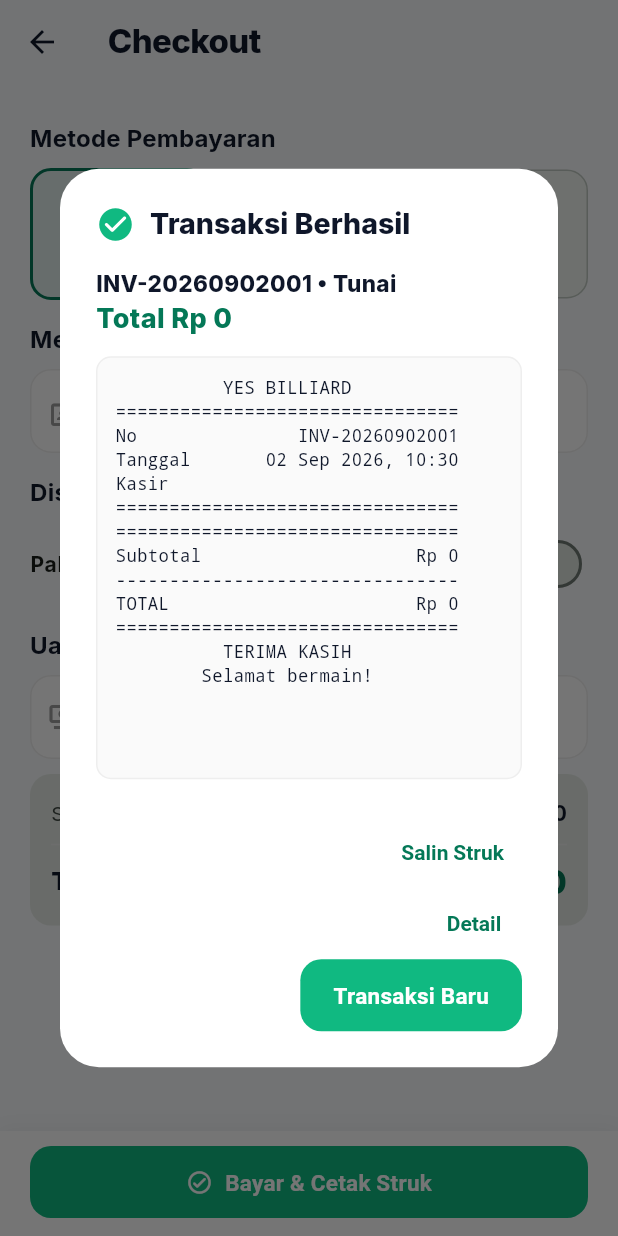
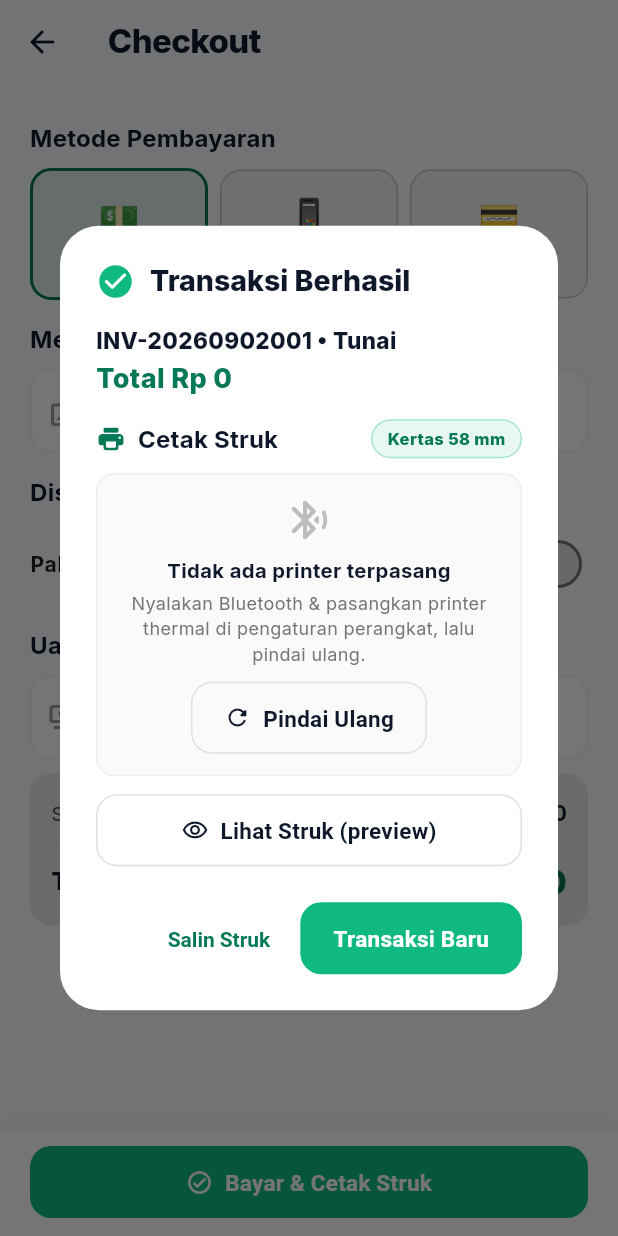
Before and after one commit to adiyoga27/billiard-pos, a Flutter app: the CheckoutScreen screen opened directly with empty values, after a tap on "Bayar & Cetak Struk", on a phone screen of 412 x 824 dp. Run offline on Flutter 3.47's test engine with Material 3 defaults, Android fonts, the phone set to English and light mode, and no system bars; our stand-ins replace audioplayers, cloud_firestore, firebase_auth, firebase_core, firebase_messaging, fl_chart and 4 more; missing offline and left inert: esc_pos_utils, print_bluetooth_thermal; accounts and stored records are empty.

Commit message:
feat: add PrintReceiptDialog for Bluetooth thermal printing with fallback options
- Implemented PrintReceiptDialog to handle transaction receipts with Bluetooth thermal printing support.
- Added ThermalPrintService to manage Bluetooth printer connections and printing tasks.
- Created tests for PrintReceiptDialog to ensure proper UI behavior in various scenarios.
- Developed ReceiptBuilder for generating receipt text and ESC/POS byte data.
- Included AppSettings model for customizable receipt settings such as paper size and headers/footers.

```diff
--- a/lib/features/pos/presentation/checkout_screen.dart
+++ b/lib/features/pos/presentation/checkout_screen.dart
@@ -1,5 +1,6 @@
 import 'package:flutter/material.dart';
 import 'package:flutter_riverpod/flutter_riverpod.dart';
+import 'package:go_router/go_router.dart';
 
 import '../../../core/domain/billing_calculator.dart';
 import '../../../core/theme/app_theme.dart';
@@ -11,7 +12,7 @@ import '../../tables/domain/table_models.dart';
 import '../../tables/providers/tables_providers.dart';
 import '../domain/product_models.dart';
 import '../providers/pos_providers.dart';
-import 'receipt_dialog.dart';
+import 'print_receipt_dialog.dart';
 
 /// Halaman checkout: diskon, metode bayar, uang diterima, konfirmasi transaksi.
 /// [items] = item yang dibayar (dari cart walk-in ATAU pesanan meja).
@@ -483,11 +484,19 @@ class _CheckoutScreenState extends ConsumerState<CheckoutScreen> {
 
       if (!mounted) return;
       setState(() => _saving = false);
-      // Tampilkan struk dulu (dialog hasil, bukan form), lalu tutup halaman.
+      // Tampilkan dialog hasil dengan pilihan cetak Bluetooth thermal
+      // (bukan preview struk langsung), lalu tutup halaman.
       await showDialog<void>(
         context: context,
         barrierDismissible: false,
-        builder: (_) => ReceiptDialog(transaction: tx, settings: settings),
+        builder: (_) => PrintReceiptDialog(
+          transaction: tx,
+          settings: settings,
+          closeLabel: 'Transaksi Baru',
+          onClose: () {
+            if (mounted) context.go('/pos');
+          },
+        ),
       );
       if (mounted) Navigator.of(context).pop();
     } catch (e) {
--- /dev/null
+++ b/lib/features/pos/presentation/print_receipt_dialog.dart
@@ -0,0 +1,356 @@
+import 'package:flutter/material.dart';
+import 'package:flutter/services.dart';
+import 'package:flutter_riverpod/flutter_riverpod.dart';
+
+import '../../../core/theme/app_theme.dart';
+import '../../../core/utils/formatters.dart';
+import '../../settings/domain/settings_models.dart';
+import '../domain/product_models.dart';
+import '../services/thermal_print_service.dart';
+import 'receipt_builder.dart';
+
+/// Dialog hasil transaksi: pilihan utama adalah CETAK via Bluetooth thermal.
+/// Preview struk & salin tetap tersedia sebagai cadangan (mis. di Windows/web).
+class PrintReceiptDialog extends ConsumerStatefulWidget {
+  final Transaction transaction;
+  final AppSettings settings;
+  final String title;
+  final String closeLabel;
+  final VoidCallback? onClose;
+
+  const PrintReceiptDialog({
+    super.key,
+    required this.transaction,
+    required this.settings,
+    this.title = 'Transaksi Berhasil',
+    this.closeLabel = 'Tutup',
+    this.onClose,
+  });
+
+  @override
+  ConsumerState<PrintReceiptDialog> createState() => _PrintReceiptDialogState();
+}
+
+class _PrintReceiptDialogState extends ConsumerState<PrintReceiptDialog> {
+  static const _service = ThermalPrintService();
+
+  bool _loading = true;
+  String? _error;
+  String? _printingMac;
+  List<ThermalPrinterDevice> _devices = const [];
+
+  @override
+  void initState() {
+    super.initState();
+    _loadDevices();
+  }
+
+  Future<void> _loadDevices() async {
+    setState(() {
+      _loading = true;
+      _error = null;
+    });
+    final devices = _service.isSupported ? await _service.pairedDevices() : const <ThermalPrinterDevice>[];
+    if (!mounted) return;
+    setState(() {
+      _devices = devices;
+      _loading = false;
+    });
+  }
+
+  Future<void> _print(ThermalPrinterDevice device) async {
+    setState(() {
+      _printingMac = device.mac;
+      _error = null;
+    });
+    final messenger = ScaffoldMessenger.of(context);
+    final navigator = Navigator.of(context);
+    try {
+      final bytes = await const ReceiptBuilder().buildEscBytes(
+        transaction: widget.transaction,
+        settings: widget.settings,
+      );
+      final ok = await _service.printTo(mac: device.mac, bytes: bytes);
+      if (!mounted) return;
+      if (ok) {
+        messenger.showSnackBar(SnackBar(content: Text('Struk terkirim ke ${device.name}')));
+        navigator.pop();
+        return;
+      }
+      setState(() {
+        _printingMac = null;
+        _error = 'Gagal mencetak ke ${device.name}. Periksa koneksi printer.';
+      });
+    } catch (e) {
+      if (!mounted) return;
+      setState(() {
+        _printingMac = null;
+        _error = 'Gagal mencetak: $e';
+      });
+    }
+  }
+
+  void _showPreview() {
+    final text = const ReceiptBuilder().buildText(
+      transaction: widget.transaction,
+      settings: widget.settings,
+    );
+    showDialog<void>(
+      context: context,
+      builder: (dialogContext) => AlertDialog(
+        title: const Text('Struk'),
+        content: SizedBox(
+          width: 380,
+          child: SingleChildScrollView(
+            child: Container(
+              padding: const EdgeInsets.all(12),
+              decoration: BoxDecoration(
+                color: Colors.grey.shade50,
+                borderRadius: BorderRadius.circular(10),
+                border: Border.all(color: Colors.grey.shade200),
+              ),
+              child: Text(
+                text,
+                style: const TextStyle(fontFamily: 'monospace', fontSize: 11.5, height: 1.35),
+              ),
+            ),
+          ),
+        ),
+        actions: [
+          TextButton(
+            onPressed: () => Navigator.of(dialogContext).pop(),
+            child: const Text('Tutup'),
+          ),
+        ],
+      ),
+    );
+  }
+
+  Future<void> _copy() async {
+    final text = const ReceiptBuilder().buildText(
+      transaction: widget.transaction,
+      settings: widget.settings,
+    );
+    await Clipboard.setData(ClipboardData(text: text));
+    if (mounted) {
+      ScaffoldMessenger.of(context).showSnackBar(
+        const SnackBar(content: Text('Struk disalin ke clipboard')),
+      );
+    }
+  }
+
+  @override
+  Widget build(BuildContext context) {
+    final tx = widget.transaction;
+    final paperMm = widget.settings.kertasMm;
+
+    return AlertDialog(
+      title: Row(
+        children: [
+          Icon(
+            widget.title == 'Transaksi Berhasil'
+                ? Icons.check_circle_rounded
+                : Icons.print_rounded,
+            color: AppTheme.billiardGreen,
+            size: 26,
+          ),
+          const SizedBox(width: 10),
+          Expanded(
+            child: Text(
+              widget.title,
+              overflow: TextOverflow.ellipsis,
+            ),
+          ),
+        ],
+      ),
+      content: SizedBox(
+        width: 400,
+        child: SingleChildScrollView(
+          child: Column(
+            mainAxisSize: MainAxisSize.min,
+            crossAxisAlignment: CrossAxisAlignment.start,
+            children: [
+              Text(
+                '${tx.nomor} • ${tx.metodeBayar.label}',
+                style: const TextStyle(fontWeight: FontWeight.w800, fontSize: 15),
+              ),
+              const SizedBox(height: 2),
+              Text(
+                'Total ${formatRupiah(tx.total)}',
+                style: const TextStyle(
+                  fontWeight: FontWeight.w800,
+                  color: AppTheme.billiardGreenDark,
+                  fontSize: 18,
+                ),
+              ),
+              const SizedBox(height: 14),
+              Row(
+                children: [
+                  const Icon(Icons.print_rounded, size: 20, color: AppTheme.billiardGreenDark),
+                  const SizedBox(width: 8),
+                  Text('Cetak Struk', style: Theme.of(context).textTheme.titleMedium),
+                  const Spacer(),
+                  Container(
+                    padding: const EdgeInsets.symmetric(horizontal: 10, vertical: 4),
+                    decoration: BoxDecoration(
+                      color: AppTheme.billiardGreen.withValues(alpha: 0.10),
+                      borderRadius: BorderRadius.circular(999),
+                      border: Border.all(color: AppTheme.billiardGreen.withValues(alpha: 0.30)),
+                    ),
+                    child: Text(
+                      'Kertas $paperMm mm',
+                      style: const TextStyle(
+                        fontSize: 11,
+                        fontWeight: FontWeight.w800,
+                        color: AppTheme.billiardGreenDark,
+                      ),
+                    ),
+                  ),
+                ],
+              ),
+              const SizedBox(height: 10),
+              if (_loading)
+                const Padding(
+                  padding: EdgeInsets.symmetric(vertical: 16),
+                  child: Row(
+                    mainAxisAlignment: MainAxisAlignment.center,
+                    children: [
+                      SizedBox(
+                        width: 18,
+                        height: 18,
+                        child: CircularProgressIndicator(strokeWidth: 2.5),
+                      ),
+                      SizedBox(width: 10),
+                      Text('Mencari printer...'),
+                    ],
+                  ),
+                )
+              else if (!_service.isSupported)
+                Container(
+                  width: double.infinity,
+                  padding: const EdgeInsets.all(12),
+                  decoration: BoxDecoration(
+                    color: AppTheme.tableReserved.withValues(alpha: 0.10),
+                    borderRadius: BorderRadius.circular(12),
+                    border: Border.all(color: AppTheme.tableReserved.withValues(alpha: 0.35)),
+                  ),
+                  child: const Text(
+                    'Cetak Bluetooth hanya tersedia di perangkat Android/iOS. '
+                    'Gunakan "Lihat Struk" untuk menampilkan atau menyimpan struk.',
+                    style: TextStyle(fontSize: 12.5, fontWeight: FontWeight.w600),
+                  ),
+                )
+              else if (_devices.isEmpty)
+                Container(
+                  width: double.infinity,
+                  padding: const EdgeInsets.all(14),
+                  decoration: BoxDecoration(
+                    color: Colors.grey.shade50,
+                    borderRadius: BorderRadius.circular(12),
+                    border: Border.all(color: Colors.grey.shade200),
+                  ),
+                  child: Column(
+                    children: [
+                      Icon(Icons.bluetooth_searching_rounded,
+                          size: 32, color: Colors.grey.shade400),
+                      const SizedBox(height: 8),
+                      const Text(
+                        'Tidak ada printer terpasang',
+                        style: TextStyle(fontWeight: FontWeight.w700, fontSize: 13.5),
+                      ),
+                      const SizedBox(height: 4),
+                      Text(
+                        'Nyalakan Bluetooth & pasangkan printer thermal di pengaturan perangkat, lalu pindai ulang.',
+                        textAlign: TextAlign.center,
+                        style: TextStyle(fontSize: 12, color: Colors.grey.shade600),
+                      ),
+                      const SizedBox(height: 10),
+                      OutlinedButton.icon(
+                        onPressed: _loadDevices,
+                        icon: const Icon(Icons.refresh_rounded, size: 18),
+                        label: const Text('Pindai Ulang'),
+                      ),
+                    ],
+                  ),
+                )
+              else
+                Column(
+                  children: [
+                    for (final d in _devices)
+                      Container(
+                        margin: const EdgeInsets.only(bottom: 8),
+                        child: ListTile(
+                          contentPadding: const EdgeInsets.symmetric(horizontal: 12, vertical: 2),
+                          shape: RoundedRectangleBorder(
+                            borderRadius: BorderRadius.circular(14),
+                            side: BorderSide(color: Colors.grey.shade200),
+                          ),
+                          leading: Container(
+                            width: 40,
+                            height: 40,
+                            alignment: Alignment.center,
+                            decoration: BoxDecoration(
+                              color: AppTheme.billiardGreen.withValues(alpha: 0.10),
+                              borderRadius: BorderRadius.circular(10),
+                            ),
+                            child: const Icon(Icons.print_rounded,
+                                size: 20, color: AppTheme.billiardGreenDark),
+                          ),
+                          title: Text(
+                            d.name,
+                            maxLines: 1,
+                            overflow: TextOverflow.ellipsis,
+                            style: const TextStyle(fontWeight: FontWeight.w700, fontSize: 14),
+                          ),
+                          subtitle: Text(d.mac, style: const TextStyle(fontSize: 11)),
+                          trailing: _printingMac == d.mac
+                              ? const SizedBox(
+                                  width: 20,
+                                  height: 20,
+                                  child: CircularProgressIndicator(strokeWidth: 2.5),
+                                )
+                              : FilledButton.tonalIcon(
+                                  onPressed: () => _print(d),
+                                  icon: const Icon(Icons.print_rounded, size: 18),
+                                  label: const Text('Cetak'),
+                                ),
+                        ),
+                      ),
+                  ],
+                ),
+              if (_error != null) ...[
+                const SizedBox(height: 8),
+                Text(
+                  _error!,
+                  style: const TextStyle(color: AppTheme.tableUsed, fontWeight: FontWeight.w700, fontSize: 12.5),
+                ),
+              ],
+              const SizedBox(height: 12),
+              SizedBox(
+                width: double.infinity,
+                child: OutlinedButton.icon(
+                  onPressed: _showPreview,
+                  icon: const Icon(Icons.visibility_outlined, size: 18),
+                  label: const Text('Lihat Struk (preview)'),
+                ),
+              ),
+            ],
+          ),
+        ),
+      ),
+      actions: [
+        TextButton(
+          onPressed: _copy,
+          child: const Text('Salin Struk'),
+        ),
+        FilledButton(
+          onPressed: () {
+            Navigator.of(context).pop();
+            widget.onClose?.call();
+          },
+          child: Text(widget.closeLabel),
+        ),
+      ],
+    );
+  }
+}
--- a/lib/features/pos/presentation/receipt_dialog.dart
+++ /dev/null
@@ -1,94 +0,0 @@
-import 'package:flutter/material.dart';
-import 'package:flutter/services.dart';
-import 'package:flutter_riverpod/flutter_riverpod.dart';
-import 'package:go_router/go_router.dart';
-
-import '../../../core/theme/app_theme.dart';
-import '../../../core/utils/formatters.dart';
-import '../../settings/domain/settings_models.dart';
-import '../domain/product_models.dart';
-import 'receipt_builder.dart';
-
-/// Preview struk setelah transaksi sukses (+ tombol cetak/salin/lihat detail).
-class ReceiptDialog extends ConsumerWidget {
-  final Transaction transaction;
-  final AppSettings settings;
-
-  const ReceiptDialog({super.key, required this.transaction, required this.settings});
-
-  @override
-  Widget build(BuildContext context, WidgetRef ref) {
-    final text = const ReceiptBuilder().buildText(
-      transaction: transaction,
-      settings: settings,
-    );
-
-    return AlertDialog(
-      title: Row(
-        children: [
-          const Icon(Icons.check_circle_rounded, color: AppTheme.tableFree, size: 26),
-          const SizedBox(width: 10),
-          const Text('Transaksi Berhasil'),
-        ],
-      ),
-      content: SizedBox(
-        width: 380,
-        child: SingleChildScrollView(
-          child: Column(
-            mainAxisSize: MainAxisSize.min,
-            crossAxisAlignment: CrossAxisAlignment.start,
-            children: [
-              Text(
-                '${transaction.nomor} • ${transaction.metodeBayar.label}',
-                style: const TextStyle(fontWeight: FontWeight.w800, fontSize: 15),
-              ),
-              Text(
-                'Total ${formatRupiah(transaction.total)}',
-                style: const TextStyle(
-                    fontWeight: FontWeight.w800, color: AppTheme.billiardGreenDark, fontSize: 18),
-              ),
-              const SizedBox(height: 12),
-              Container(
-                width: double.infinity,
-                padding: const EdgeInsets.all(12),
-                decoration: BoxDecoration(
-                  color: Colors.grey.shade50,
-                  borderRadius: BorderRadius.circular(10),
-                  border: Border.all(color: Colors.grey.shade200),
-                ),
-                child: Text(
-                  text,
-                  style: const TextStyle(fontFamily: 'monospace', fontSize: 11.5, height: 1.35),
-                ),
-              ),
-            ],
-          ),
-        ),
-      ),
-      actions: [
-        TextButton(
-          onPressed: () async {
-            await Clipboard.setData(ClipboardData(text: text));
-            if (context.mounted) {
-              ScaffoldMessenger.of(context).showSnackBar(
-                const SnackBar(content: Text('Struk disalin ke clipboard')),
-              );
-            }
-          },
-          child: const Text('Salin Struk'),
-        ),
-        TextButton(
-          onPressed: () => context.push('/transaction/${transaction.nomor}'),
-          child: const Text('Detail'),
-        ),
-        FilledButton(
-          onPressed: () {
-            Navigator.of(context).pop();
-            context.go('/pos');
-          },
-          child: const Text('Transaksi Baru'),
-        ),
-      ],
-    );
-  }
-}
--- /dev/null
+++ b/lib/features/pos/services/thermal_print_service.dart
@@ -0,0 +1,57 @@
+import 'package:flutter/foundation.dart';
+import 'package:print_bluetooth_thermal/print_bluetooth_thermal.dart';
+
+/// Perangkat printer thermal Bluetooth yang sudah dipasangkan (paired).
+class ThermalPrinterDevice {
+  final String name;
+  final String mac;
+
+  const ThermalPrinterDevice({required this.name, required this.mac});
+}
+
+/// Layanan cetak struk ke printer thermal via Bluetooth.
+///
+/// Semua kegagalan ditelan menjadi nilai balik `false` / list kosong
+/// supaya UI tetap jalan di perangkat/web tanpa Bluetooth.
+class ThermalPrintService {
+  const ThermalPrintService();
+
+  /// Bluetooth printing tersedia di Android, iOS, macOS & Windows.
+  bool get isSupported =>
+      !kIsWeb &&
+      (defaultTargetPlatform == TargetPlatform.android ||
+          defaultTargetPlatform == TargetPlatform.iOS ||
+          defaultTargetPlatform == TargetPlatform.macOS ||
+          defaultTargetPlatform == TargetPlatform.windows);
+
+  /// Daftar perangkat Bluetooth yang sudah pernah dipasangkan.
+  Future<List<ThermalPrinterDevice>> pairedDevices() async {
+    try {
+      final raw = await PrintBluetoothThermal.pairedBluetooths
+          .timeout(const Duration(seconds: 3));
+      return [
+        for (final d in raw)
+          ThermalPrinterDevice(name: d.name, mac: d.macAdress),
+      ];
+    } catch (_) {
+      return const [];
+    }
+  }
+
+  /// Sambungkan ke printer [mac] lalu kirim [bytes]. `true` jika sukses.
+  Future<bool> printTo({required String mac, required List<int> bytes}) async {
+    try {
+      final granted = await PrintBluetoothThermal.isPermissionBluetoothGranted
+          .timeout(const Duration(seconds: 5));
+      if (!granted) return false;
+      final connected = await PrintBluetoothThermal.connect(macPrinterAddress: mac)
+          .timeout(const Duration(seconds: 10));
+      if (!connected) return false;
+      final sent = await PrintBluetoothThermal.writeBytes(bytes)
+          .timeout(const Duration(seconds: 15));
+      return sent;
+    } catch (_) {
+      return false;
+    }
+  }
+}
--- a/lib/features/settings/domain/settings_models.dart
+++ b/lib/features/settings/domain/settings_models.dart
@@ -11,6 +11,11 @@ class AppSettings {
   final double serviceChargePersen;
   final double diskonMemberPersen; // diskon otomatis saat nama member diisi
 
+  // ===== Printer thermal & struk =====
+  final int kertasMm; // lebar kertas thermal: 58 atau 80 mm
+  final String strukHeader; // teks header struk (diatur admin, tersimpan di Firebase)
+  final String strukFooter; // teks footer struk
+
   const AppSettings({
     this.namaToko = 'Yes Billiard',
     this.alamat = '',
@@ -20,6 +25,9 @@ class AppSettings {
     this.pajakPersen = 0,
     this.serviceChargePersen = 0,
     this.diskonMemberPersen = 5,
+    this.kertasMm = 58,
+    this.strukHeader = '',
+    this.strukFooter = '',
   });
 
   factory AppSettings.fromMap(Map<String, dynamic> map) => AppSettings(
@@ -31,6 +39,9 @@ class AppSettings {
         pajakPersen: (map['pajak_persen'] as num?)?.toDouble() ?? 0,
         serviceChargePersen: (map['service_charge_persen'] as num?)?.toDouble() ?? 0,
         diskonMemberPersen: (map['diskon_member_persen'] as num?)?.toDouble() ?? 5,
+        kertasMm: (int.tryParse('${map['kertas_mm']}') ?? 58) == 80 ? 80 : 58,
+        strukHeader: map['struk_header'] as String? ?? '',
+        strukFooter: map['struk_footer'] as String? ?? '',
       );
 
   Map<String, dynamic> toMap() => {
@@ -42,5 +53,8 @@ class AppSettings {
         'pajak_persen': pajakPersen,
         'service_charge_persen': serviceChargePersen,
         'diskon_member_persen': diskonMemberPersen,
+        'kertas_mm': kertasMm,
+        'struk_header': strukHeader,
+        'struk_footer': strukFooter,
       };
 }
--- a/pubspec.yaml
+++ b/pubspec.yaml
@@ -49,8 +49,7 @@ dependencies:
   esc_pos_utils: ^1.1.0
   shared_preferences: ^2.5.5
   google_fonts: ^6.2.1
-  bluetooth_thermal_printer: ^0.0.6
-
+  print_bluetooth_thermal: ^1.1.7
 dev_dependencies:
   flutter_test:
     sdk: flutter
```
Also changed, not shown: lib/features/pos/presentation/receipt_builder.dart (+37 -6 lines), lib/features/pos/presentation/transaction_detail_screen.dart (+9 -27 lines), lib/features/settings/presentation/general_settings_form_screen.dart (+63 -0 lines), pubspec.lock, 5 other files.
